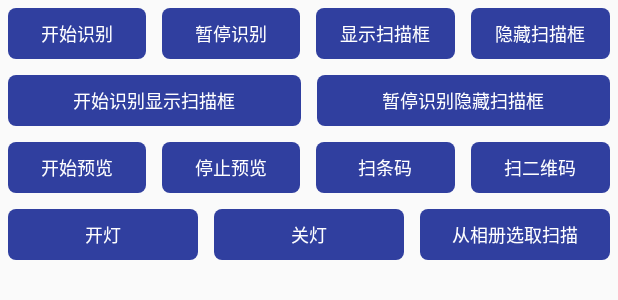
After one commit to sunsteam/LibraryDemos, an Android app: the layout qrcode_view_control.xml on its own in the app's theme, with its tools: preview values and no code run, on a phone screen of 412 x 824 dp. The commit adds this screen. Shown: the top 300 px of the screen. Run offline under Robolectric (Android 15) with nearby library versions, the phone set to English and light mode, and no system bars.

Commit message:
识别二维码

```diff
--- a/app/build.gradle
+++ b/app/build.gradle
@@ -95,6 +95,8 @@ dependencies {
     compile "com.android.support:appcompat-v7:$rootProject.versions.libSupport"
     compile "com.android.support:recyclerview-v7:$rootProject.versions.libSupport"
     compile 'com.android.support.constraint:constraint-layout:1.0.2'
+    //权限
+    compile 'pub.devrel:easypermissions:0.4.0'
     //网络
     compile "com.squareup.retrofit2:retrofit:$rootProject.versions.libRetrofit"
     compile "com.squareup.retrofit2:converter-gson:$rootProject.versions.libRetrofit"
@@ -115,5 +117,9 @@ dependencies {
         exclude module: 'rxjava', group: 'io.reactivex'
         exclude module: 'rxandroid', group: 'io.reactivex'
     })
+    //二维码/条形码
+    compile 'com.google.zxing:core:3.2.1'
+    compile "cn.bingoogolapple:bga-qrcodecore:$rootProject.versions.libBGAQRCode@aar"
+    compile "cn.bingoogolapple:bga-zxing:$rootProject.versions.libBGAQRCode@aar"
 
 }
--- a/app/src/main/AndroidManifest.xml
+++ b/app/src/main/AndroidManifest.xml
@@ -16,7 +16,7 @@
         android:label="@string/app_name"
         android:roundIcon="@mipmap/ic_launcher_round"
         android:supportsRtl="true"
-        android:theme="@style/AppTheme.NoActionBar">
+        android:theme="@style/AppTheme">
 
         <!--glide配置文件-->
         <meta-data
@@ -51,6 +51,9 @@
 
         <activity android:name=".rxretrofit.GithubActivity"
             android:screenOrientation="portrait"/>
+
+        <activity android:name=".qrcode.ScanCodeActivity"
+            android:screenOrientation="portrait"/>
     </application>
 
 </manifest>
--- a/app/src/main/java/com/yomii/librarydemos/PageUtils.java
+++ b/app/src/main/java/com/yomii/librarydemos/PageUtils.java
@@ -7,6 +7,7 @@ import android.view.View;
 
 import com.yomii.librarydemos.databinding.MovieActivity;
 import com.yomii.librarydemos.imagepicker.ImageFuncActivity;
+import com.yomii.librarydemos.qrcode.ScanCodeActivity;
 import com.yomii.librarydemos.rxretrofit.DoubanActivity;
 import com.yomii.librarydemos.rxretrofit.GithubActivity;
 import com.yomii.librarydemos.rxretrofit.RxRetrofitActivity;
@@ -29,6 +30,10 @@ public class PageUtils {
         context.startActivity(new Intent(context, RxRetrofitActivity.class));
     }
 
+    public static void scanCodeActivity(Context context){
+        context.startActivity(new Intent(context, ScanCodeActivity.class));
+    }
+
     public static void doubanActivity(Context context){
         context.startActivity(new Intent(context, DoubanActivity.class));
     }
--- /dev/null
+++ b/app/src/main/res/drawable/selector_btn_orange.xml
@@ -0,0 +1,16 @@
+<?xml version="1.0" encoding="utf-8"?>
+<selector xmlns:android="http://schemas.android.com/apk/res/android">
+    <item android:state_pressed="true">
+        <shape android:shape="rectangle">
+            <solid android:color="@color/colorPrimaryDarkTrans" />
+            <corners android:radius="5dp" />
+        </shape>
+    </item>
+    <item>
+        <shape android:shape="rectangle">
+            <solid android:color="@color/colorPrimaryDark" />
+            <corners android:radius="5dp" />
+        </shape>
+    </item>
+
+</selector>
--- /dev/null
+++ b/app/src/main/res/layout/qrcode_view_control.xml
@@ -0,0 +1,83 @@
+<?xml version="1.0" encoding="utf-8"?>
+<LinearLayout xmlns:android="http://schemas.android.com/apk/res/android"
+    style="@style/MatchWrap.Vertical"
+    android:layout_alignParentBottom="true">
+
+    <LinearLayout style="@style/MatchWrap.Horizontal">
+
+        <TextView
+            android:id="@+id/start_spot"
+            style="@style/AutoWrapTv"
+            android:text="开始识别" />
+
+        <TextView
+            android:id="@+id/stop_spot"
+            style="@style/AutoWrapTv"
+            android:text="暂停识别" />
+
+        <TextView
+            android:id="@+id/show_rect"
+            style="@style/AutoWrapTv"
+            android:text="显示扫描框" />
+
+        <TextView
+            android:id="@+id/hidden_rect"
+            style="@style/AutoWrapTv"
+            android:text="隐藏扫描框" />
+    </LinearLayout>
+
+    <LinearLayout style="@style/MatchWrap.Horizontal">
+
+        <TextView
+            android:id="@+id/start_spot_showrect"
+            style="@style/AutoWrapTv"
+            android:text="开始识别显示扫描框" />
+
+        <TextView
+            android:id="@+id/stop_spot_hiddenrect"
+            style="@style/AutoWrapTv"
+            android:text="暂停识别隐藏扫描框" />
+    </LinearLayout>
+
+    <LinearLayout style="@style/MatchWrap.Horizontal">
+
+        <TextView
+            android:id="@+id/start_preview"
+            style="@style/AutoWrapTv"
+            android:text="开始预览" />
+
+        <TextView
+            android:id="@+id/stop_preview"
+            style="@style/AutoWrapTv"
+            android:text="停止预览" />
+
+        <TextView
+            android:id="@+id/scan_barcode"
+            style="@style/AutoWrapTv"
+            android:text="扫条码" />
+
+        <TextView
+            android:id="@+id/scan_qrcode"
+            style="@style/AutoWrapTv"
+            android:text="扫二维码" />
+    </LinearLayout>
+
+    <LinearLayout style="@style/MatchWrap.Horizontal">
+
+        <TextView
+            android:id="@+id/open_flashlight"
+            style="@style/AutoWrapTv"
+            android:text="开灯" />
+
+        <TextView
+            android:id="@+id/close_flashlight"
+            style="@style/AutoWrapTv"
+            android:text="关灯" />
+
+        <TextView
+            android:id="@+id/choose_qrcde_from_gallery"
+            style="@style/AutoWrapTv"
+            android:text="从相册选取扫描" />
+    </LinearLayout>
+
+</LinearLayout>
--- /dev/null
+++ b/app/src/main/res/values-v19/dimens.xml
@@ -0,0 +1,4 @@
+<resources>
+    <dimen name="action_bar_height">68dp</dimen>
+    <dimen name="empty_in_action">22dp</dimen>
+</resources>
--- a/app/src/main/res/values/colors.xml
+++ b/app/src/main/res/values/colors.xml
@@ -8,4 +8,5 @@
     <color name="black_333333">#333333</color>
     <color name="black_666666">#666666</color>
     <color name="black_999999">#999999</color>
+    <color name="colorPrimaryDarkTrans">#CCf57257</color>
 </resources>
--- a/app/src/main/res/values/strings.xml
+++ b/app/src/main/res/values/strings.xml
@@ -3,6 +3,7 @@
     <string name="main_select_function">选择要进入的功能分类</string>
     <string name="str_image_selector">图片选择</string>
     <string name="str_rx_retrofit">rx+retrofit</string>
+    <string name="str_scan_code">识别二维码/条形码</string>
     <string name="image_source_pls">请选择图片来源</string>
     <string name="image_source_camera">拍照</string>
     <string name="image_source_album">从手机相册选取</string>
--- a/app/src/main/res/values/styles.xml
+++ b/app/src/main/res/values/styles.xml
@@ -1,7 +1,7 @@
 <resources>
 
     <!-- Base application theme. -->
-    <style name="AppTheme" parent="Theme.AppCompat.Light.DarkActionBar">
+    <style name="AppTheme" parent="Theme.AppCompat.Light.NoActionBar">
         <!-- Customize your theme here. -->
         <item name="colorPrimary">@color/colorPrimary</item>
         <item name="colorPrimaryDark">@color/colorPrimaryDark</item>
@@ -9,10 +9,16 @@
 
     </style>
 
-    <!--toolbar替代actionbar后必须设置主题为NoActionBar-->
-    <style name="AppTheme.NoActionBar" parent="AppTheme">
-        <item name="windowActionBar">false</item>
-        <item name="windowNoTitle">true</item>
+    <!-- 适用于开启滑动返回功能的Activity -->
+    <style name="AppTheme.Transparent">
+        <item name="android:windowBackground">@android:color/transparent</item>
+        <item name="android:windowIsTranslucent">true</item>
+    </style>
+
+
+    <!-- 适用于欢迎界面避免第一次进来白屏或黑屏 -->
+    <style name="AppTheme.Transparent.Splash">
+        <item name="android:windowDisablePreview">true</item>
     </style>
 
 
@@ -30,4 +36,28 @@
         <item name="android:windowExitAnimation">@anim/dialog_bottom_out</item>
     </style>
 
+    <style name="MatchWrapTv" parent="MatchWrap">
+        <item name="android:textSize">12sp</item>
+        <item name="android:textColor">@android:color/white</item>
+        <item name="android:gravity">center</item>
+        <item name="android:background">@drawable/selector_btn_orange</item>
+        <item name="android:layout_margin">10dp</item>
+        <item name="android:onClick">onClick</item>
+        <item name="android:padding">8dp</item>
+    </style>
+
+    <style name="AutoWrapTv" parent="AutoWrap">
+        <item name="android:textSize">12sp</item>
+        <item name="android:textColor">@android:color/white</item>
+        <item name="android:gravity">center</item>
+        <item name="android:background">@drawable/selector_btn_orange</item>
+        <item name="android:layout_margin">5dp</item>
+        <item name="android:onClick">onClick</item>
+        <item name="android:paddingLeft">4dp</item>
+        <item name="android:paddingRight">4dp</item>
+        <item name="android:paddingTop">8dp</item>
+        <item name="android:paddingBottom">8dp</item>
+    </style>
+
+
 </resources>
--- a/build.gradle
+++ b/build.gradle
@@ -13,7 +13,8 @@ buildscript {
                     libRxJava     : "2.0.1",
                     libRxBinding  : "2.0.0",
                     libRetrofit   : "2.2.0",
-                    libOkhttp     : "3.6.0"]
+                    libOkhttp     : "3.6.0",
+                    libBGAQRCode  : "1.1.7"]
     }
 
 
```
Also changed, not shown: app/src/main/java/com/yomii/librarydemos/MainActivity.java (+41 -2 lines), app/src/main/java/com/yomii/librarydemos/qrcode/ScanCodeActivity.java (added, +126 -0 lines), app/src/main/res/layout/main_activity.xml (+14 -6 lines), app/src/main/res/layout/qrcode_scan_activity.xml (added, +42 -0 lines), app/src/main/res/values/styles_base.xml (added, +121 -0 lines), app/src/main/res/drawable-xxhdpi/qrcode_default_grid_scan_line.png (added), app/src/main/res/drawable-xxhdpi/qrcode_default_scan_line.png (added).
